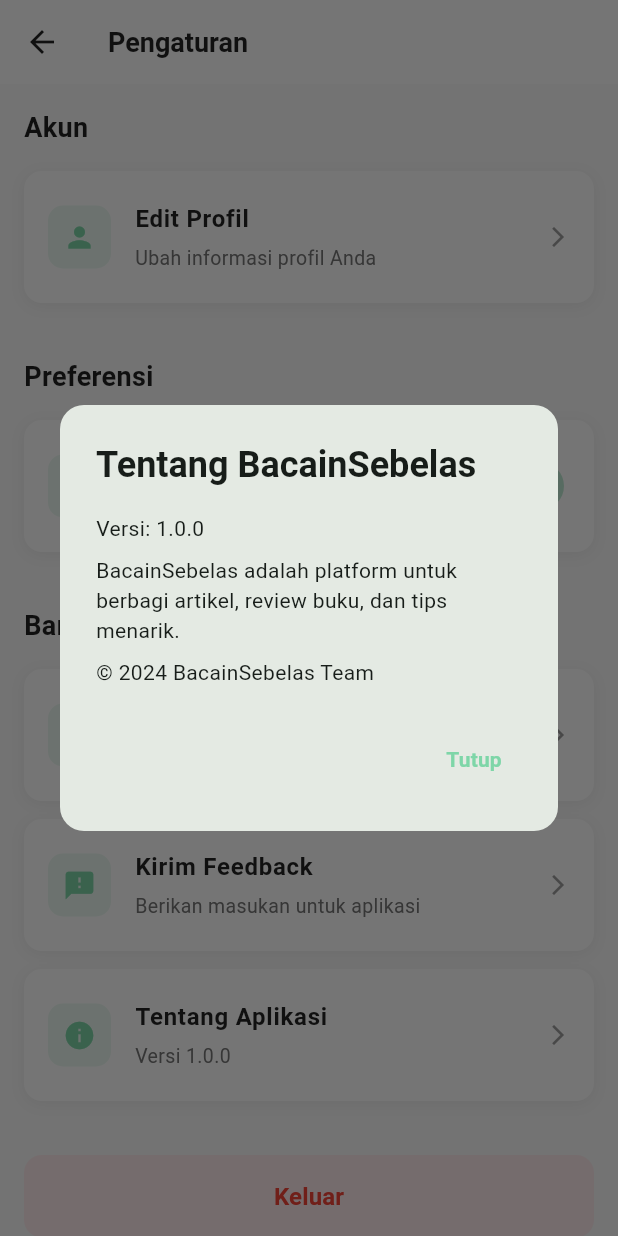
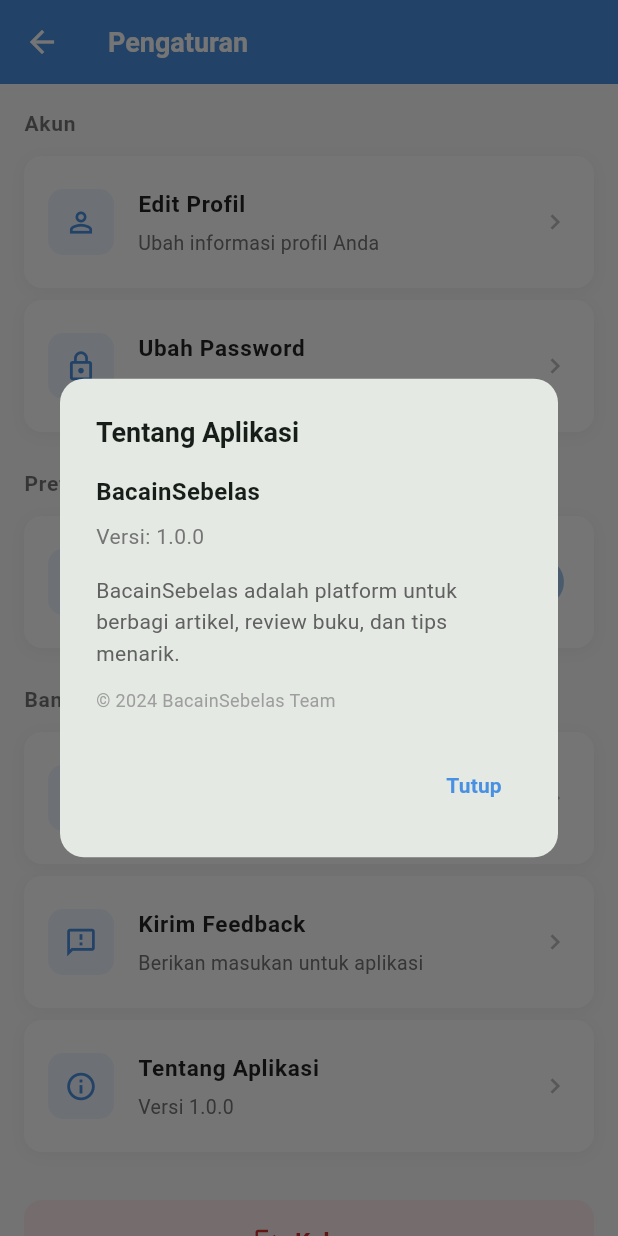
Before and after one commit to carinzuleyka/literasi_akhlak, a Flutter app: the SettingsScreen screen opened directly, after a tap on "Tentang Aplikasi", on a phone screen of 412 x 824 dp. Run offline on Flutter 3.47's test engine with Material 3 defaults, Android fonts, the light colour scheme and no system bars; our stand-ins replace image_picker, shared_preferences; accounts and stored records are empty; network calls fail.

Commit message:
tambahan settings

```diff
--- a/lib/screens/setting_screen.dart
+++ b/lib/screens/setting_screen.dart
@@ -1,5 +1,5 @@
 import 'package:flutter/material.dart';
-import 'edit_profile_screen.dart';
+import '../services/api_service.dart';
 
 class SettingsScreen extends StatefulWidget {
   const SettingsScreen({super.key});
@@ -19,15 +19,15 @@
         title: const Text(
           'Pengaturan',
           style: TextStyle(
-            color: Colors.black87,
-            fontWeight: FontWeight.bold,
+            color: Colors.white,
+            fontWeight: FontWeight.w600,
             fontSize: 18,
           ),
         ),
-        backgroundColor: Colors.white,
+        backgroundColor: const Color(0xFF4A90E2),
         elevation: 0,
         leading: IconButton(
-          icon: const Icon(Icons.arrow_back, color: Colors.black87),
+          icon: const Icon(Icons.arrow_back, color: Colors.white),
           onPressed: () => Navigator.pop(context),
         ),
       ),
@@ -38,38 +38,34 @@
           const Text(
             'Akun',
             style: TextStyle(
-              fontSize: 18,
-              fontWeight: FontWeight.bold,
-              color: Colors.black87,
+              fontSize: 14,
+              fontWeight: FontWeight.w600,
+              color: Colors.black54,
+              letterSpacing: 0.5,
             ),
           ),
-          const SizedBox(height: 16),
+          const SizedBox(height: 12),
           _buildSettingsItem(
-            icon: Icons.person,
+            icon: Icons.person_outline,
+            iconColor: const Color(0xFF4A90E2),
             title: 'Edit Profil',
             subtitle: 'Ubah informasi profil Anda',
             onTap: () {
-              Navigator.push(
-                context,
-                MaterialPageRoute(
-                  builder: (context) => const EditProfileScreen(),
-                ),
-              );
+              // Navigate to edit profile
+              Navigator.pushNamed(context, '/edit-profile');
             },
           ),
-          /* _buildSettingsItem(
-            icon: Icons.lock,
+          const SizedBox(height: 8),
+          _buildSettingsItem(
+            icon: Icons.lock_outline,
+            iconColor: const Color(0xFF4A90E2),
             title: 'Ubah Password',
             subtitle: 'Ganti password akun Anda',
             onTap: () {
-              Navigator.push(
-                context,
-                MaterialPageRoute(
-                  builder: (context) => const ChangePasswordScreen(),
-                ),
-              );
+              // Navigate to change password
+              Navigator.pushNamed(context, '/change-password');
             },
-          ), */
+          ),
 
           const SizedBox(height: 24),
 
@@ -77,14 +73,16 @@
           const Text(
             'Preferensi',
             style: TextStyle(
-              fontSize: 18,
-              fontWeight: FontWeight.bold,
-              color: Colors.black87,
+              fontSize: 14,
+              fontWeight: FontWeight.w600,
+              color: Colors.black54,
+              letterSpacing: 0.5,
             ),
           ),
-          const SizedBox(height: 16),
+          const SizedBox(height: 12),
           _buildSwitchItem(
-            icon: Icons.notifications,
+            icon: Icons.notifications_none,
+            iconColor: const Color(0xFF4A90E2),
             title: 'Notifikasi',
             subtitle: 'Terima notifikasi dari aplikasi',
             value: notificationsEnabled,
@@ -101,40 +99,46 @@
           const Text(
             'Bantuan & Dukungan',
             style: TextStyle(
-              fontSize: 18,
-              fontWeight: FontWeight.bold,
-              color: Colors.black87,
+              fontSize: 14,
+              fontWeight: FontWeight.w600,
+              color: Colors.black54,
+              letterSpacing: 0.5,
             ),
           ),
-          const SizedBox(height: 16),
+          const SizedBox(height: 12),
           _buildSettingsItem(
-            icon: Icons.help,
+            icon: Icons.help_outline,
+            iconColor: const Color(0xFF4A90E2),
             title: 'Pusat Bantuan',
             subtitle: 'FAQ dan panduan penggunaan',
             onTap: () {
               ScaffoldMessenger.of(context).showSnackBar(
                 const SnackBar(
                   content: Text('Membuka pusat bantuan'),
-                  backgroundColor: Color(0xFF7ED6A8),
+                  backgroundColor: Color(0xFF4A90E2),
                 ),
               );
             },
           ),
+          const SizedBox(height: 8),
           _buildSettingsItem(
-            icon: Icons.feedback,
+            icon: Icons.feedback_outlined,
+            iconColor: const Color(0xFF4A90E2),
             title: 'Kirim Feedback',
             subtitle: 'Berikan masukan untuk aplikasi',
             onTap: () {
               ScaffoldMessenger.of(context).showSnackBar(
                 const SnackBar(
                   content: Text('Fitur kirim feedback'),
-                  backgroundColor: Color(0xFF7ED6A8),
+                  backgroundColor: Color(0xFF4A90E2),
                 ),
               );
             },
           ),
+          const SizedBox(height: 8),
           _buildSettingsItem(
-            icon: Icons.info,
+            icon: Icons.info_outline,
+            iconColor: const Color(0xFF4A90E2),
             title: 'Tentang Aplikasi',
             subtitle: 'Versi 1.0.0',
             onTap: () {
@@ -142,30 +146,31 @@
             },
           ),
 
-          const SizedBox(height: 24),
+          const SizedBox(height: 32),
 
           // Logout Button
           SizedBox(
             width: double.infinity,
-            child: ElevatedButton(
+            child: ElevatedButton.icon(
               onPressed: () {
                 _showLogoutDialog();
               },
+              icon: const Icon(Icons.logout, size: 20),
+              label: const Text(
+                'Keluar',
+                style: TextStyle(
+                  fontWeight: FontWeight.w600,
+                  fontSize: 16,
+                ),
+              ),
               style: ElevatedButton.styleFrom(
                 backgroundColor: Colors.red[50],
-                foregroundColor: Colors.red,
+                foregroundColor: Colors.red[700],
                 padding: const EdgeInsets.symmetric(vertical: 16),
                 shape: RoundedRectangleBorder(
                   borderRadius: BorderRadius.circular(12),
                 ),
                 elevation: 0,
-              ),
-              child: const Text(
-                'Keluar',
-                style: TextStyle(
-                  fontWeight: FontWeight.w600,
-                  fontSize: 16,
-                ),
               ),
             ),
           ),
@@ -178,18 +183,18 @@
 
   Widget _buildSettingsItem({
     required IconData icon,
+    required Color iconColor,
     required String title,
     required String subtitle,
     required VoidCallback onTap,
   }) {
     return Container(
-      margin: const EdgeInsets.only(bottom: 12),
       decoration: BoxDecoration(
         color: Colors.white,
         borderRadius: BorderRadius.circular(12),
         boxShadow: [
           BoxShadow(
-            color: Colors.black.withOpacity(0.05),
+            color: Colors.black.withOpacity(0.04),
             blurRadius: 8,
             offset: const Offset(0, 2),
           ),
@@ -198,14 +203,15 @@
       child: ListTile(
         contentPadding: const EdgeInsets.symmetric(horizontal: 16, vertical: 8),
         leading: Container(
-          padding: const EdgeInsets.all(10),
+          width: 44,
+          height: 44,
           decoration: BoxDecoration(
-            color: const Color(0xFF7ED6A8).withOpacity(0.15),
+            color: iconColor.withOpacity(0.1),
             borderRadius: BorderRadius.circular(10),
           ),
           child: Icon(
             icon,
-            color: const Color(0xFF7ED6A8),
+            color: iconColor,
             size: 22,
           ),
         ),
@@ -213,7 +219,7 @@
           title,
           style: const TextStyle(
             fontWeight: FontWeight.w600,
-            fontSize: 16,
+            fontSize: 15,
             color: Colors.black87,
           ),
         ),
@@ -227,10 +233,10 @@
             ),
           ),
         ),
-        trailing: const Icon(
-          Icons.arrow_forward_ios,
-          size: 16,
-          color: Colors.grey,
+        trailing: Icon(
+          Icons.chevron_right,
+          size: 20,
+          color: Colors.grey[400],
         ),
         onTap: onTap,
       ),
@@ -239,19 +245,19 @@
 
   Widget _buildSwitchItem({
     required IconData icon,
+    required Color iconColor,
     required String title,
     required String subtitle,
     required bool value,
     required ValueChanged<bool> onChanged,
   }) {
     return Container(
-      margin: const EdgeInsets.only(bottom: 12),
       decoration: BoxDecoration(
         color: Colors.white,
         borderRadius: BorderRadius.circular(12),
         boxShadow: [
           BoxShadow(
-            color: Colors.black.withOpacity(0.05),
+            color: Colors.black.withOpacity(0.04),
             blurRadius: 8,
             offset: const Offset(0, 2),
           ),
@@ -260,14 +266,15 @@
       child: ListTile(
         contentPadding: const EdgeInsets.symmetric(horizontal: 16, vertical: 8),
         leading: Container(
-          padding: const EdgeInsets.all(10),
+          width: 44,
+          height: 44,
           decoration: BoxDecoration(
-            color: const Color(0xFF7ED6A8).withOpacity(0.15),
+            color: iconColor.withOpacity(0.1),
             borderRadius: BorderRadius.circular(10),
           ),
           child: Icon(
             icon,
-            color: const Color(0xFF7ED6A8),
+            color: iconColor,
             size: 22,
           ),
         ),
@@ -275,7 +282,7 @@
           title,
           style: const TextStyle(
             fontWeight: FontWeight.w600,
-            fontSize: 16,
+            fontSize: 15,
             color: Colors.black87,
           ),
         ),
@@ -292,9 +299,7 @@
         trailing: Switch(
           value: value,
           onChanged: onChanged,
-
-          activeThumbColor: const Color(0xFF7ED6A8),
-
+          activeColor: const Color(0xFF4A90E2),
         ),
       ),
     );
@@ -309,32 +314,59 @@
             borderRadius: BorderRadius.circular(16),
           ),
           title: const Text(
-            'Tentang BacainSebelas',
+            'Tentang Aplikasi',
             style: TextStyle(
-              fontWeight: FontWeight.bold,
+              fontWeight: FontWeight.w700,
+              fontSize: 18,
             ),
           ),
-          content: const Column(
+          content: Column(
             mainAxisSize: MainAxisSize.min,
             crossAxisAlignment: CrossAxisAlignment.start,
             children: [
-              Text('Versi: 1.0.0'),
-              SizedBox(height: 8),
+              const Text(
+                'BacainSebelas',
+                style: TextStyle(
+                  fontWeight: FontWeight.w600,
+                  fontSize: 16,
+                ),
+              ),
+              const SizedBox(height: 8),
+              Text(
+                'Versi: 1.0.0',
+                style: TextStyle(
+                  color: Colors.grey[600],
+                  fontSize: 14,
+                ),
+              ),
+              const SizedBox(height: 16),
               Text(
                 'BacainSebelas adalah platform untuk berbagi artikel, review buku, dan tips menarik.',
-                style: TextStyle(height: 1.4),
+                style: TextStyle(
+                  height: 1.5,
+                  color: Colors.grey[700],
+                  fontSize: 14,
+                ),
               ),
-              SizedBox(height: 8),
-              Text('© 2024 BacainSebelas Team'),
+              const SizedBox(height: 12),
+              Text(
+                '© 2024 BacainSebelas Team',
+                style: TextStyle(
+                  color: Colors.grey[500],
+                  fontSize: 12,
+                ),
+              ),
             ],
           ),
           actions: [
             TextButton(
               onPressed: () => Navigator.pop(context),
+              style: TextButton.styleFrom(
+                foregroundColor: const Color(0xFF4A90E2),
+              ),
               child: const Text(
                 'Tutup',
                 style: TextStyle(
-                  color: Color(0xFF7ED6A8),
                   fontWeight: FontWeight.w600,
                 ),
               ),
@@ -356,40 +388,57 @@
           title: const Text(
             'Keluar',
             style: TextStyle(
-              fontWeight: FontWeight.bold,
+              fontWeight: FontWeight.w700,
+              fontSize: 18,
             ),
           ),
           content: const Text(
             'Apakah Anda yakin ingin keluar dari aplikasi?',
+            style: TextStyle(fontSize: 14),
           ),
           actions: [
             TextButton(
               onPressed: () => Navigator.pop(context),
-              child: Text(
+              style: TextButton.styleFrom(
+                foregroundColor: Colors.grey[600],
+              ),
+              child: const Text(
                 'Batal',
                 style: TextStyle(
-                  color: Colors.grey[600],
                   fontWeight: FontWeight.w600,
                 ),
               ),
             ),
             TextButton(
-              onPressed: () {
+              onPressed: () async {
                 Navigator.pop(context);
-                ScaffoldMessenger.of(context).showSnackBar(
-                  const SnackBar(
-                    content: Text('Berhasil keluar dari aplikasi'),
-                    backgroundColor: Color(0xFF7ED6A8),
-                  ),
-                );
-                // Add actual logout logic here
-                // For example: navigate to login screen
-                // Navigator.pushNamedAndRemoveUntil(context, '/login', (route) => false);
+
+                try {
+                  await ApiService.logout();
+                  if (context.mounted) {
+                    Navigator.pushNamedAndRemoveUntil(
+                      context,
+                      '/login',
+                      (route) => false,
+                    );
+                  }
+                } catch (e) {
+                  if (context.mounted) {
+                    ScaffoldMessenger.of(context).showSnackBar(
+                      SnackBar(
+                        content: Text('Gagal logout: $e'),
+                        backgroundColor: Colors.red,
+                      ),
+                    );
+                  }
+                }
               },
+              style: TextButton.styleFrom(
+                foregroundColor: Colors.red[700],
+              ),
               child: const Text(
                 'Keluar',
                 style: TextStyle(
-                  color: Colors.red,
                   fontWeight: FontWeight.w600,
                 ),
               ),
```
Also changed, not shown: lib/screens/profile_screen.dart (+44 -90 lines).
